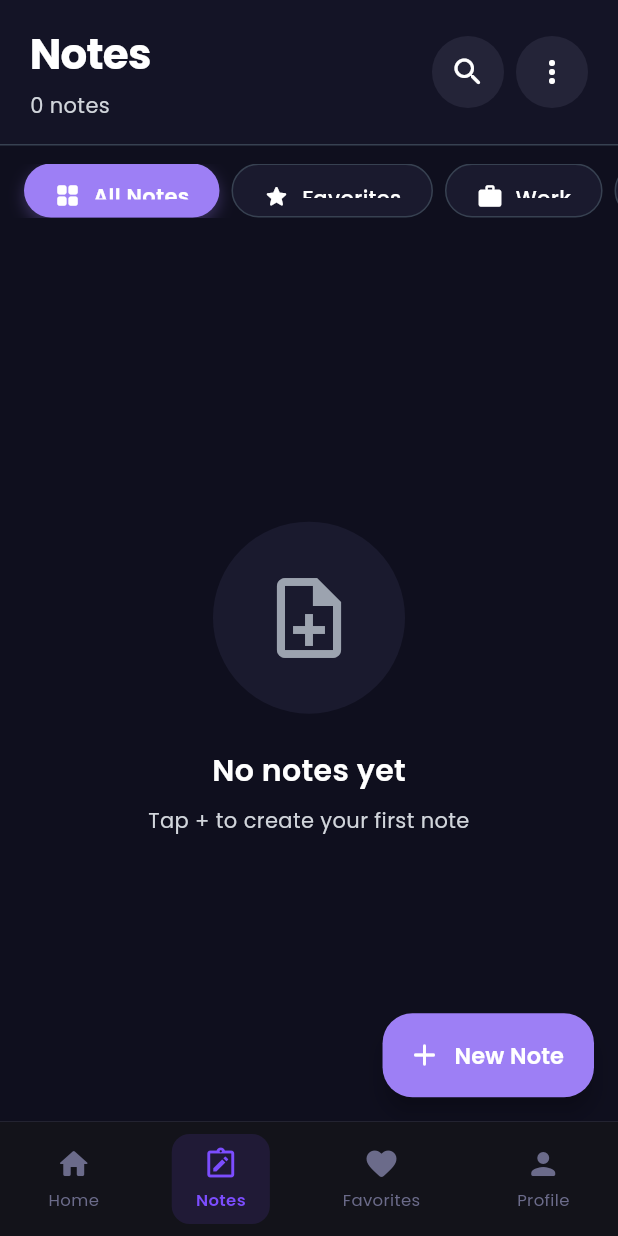
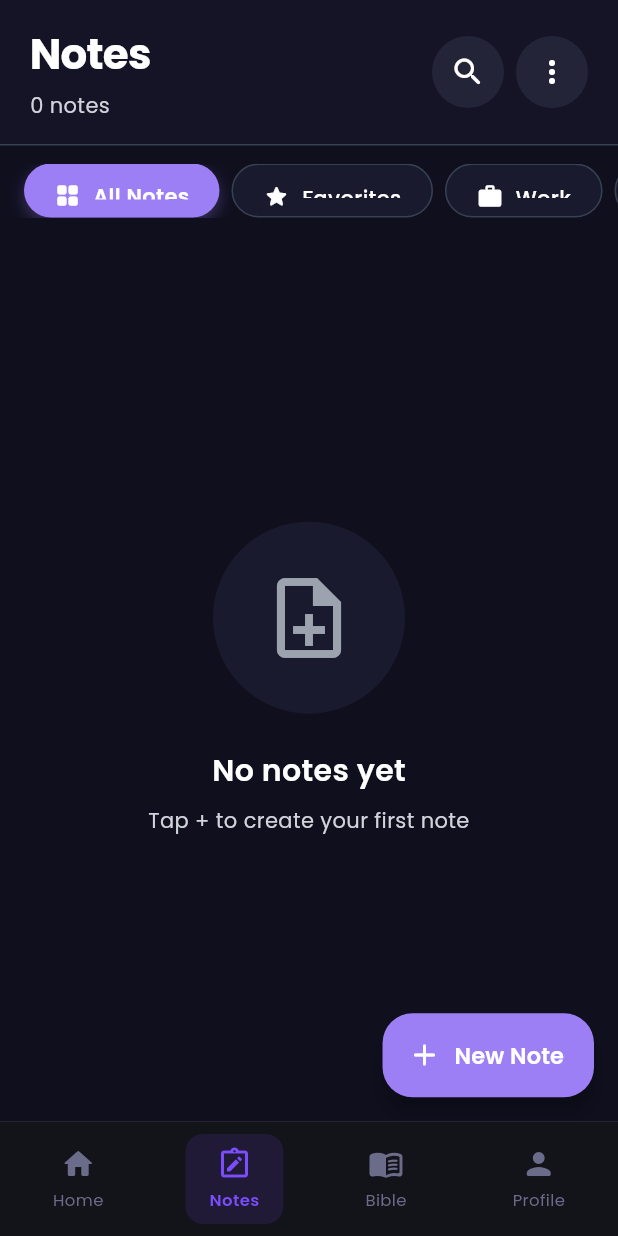
Before and after one commit to HawiGirma/faarfannaa_obbolootaa, a Flutter app: the MainScreen screen opened directly, item 2 of the bottom bar chosen, on a phone screen of 412 x 824 dp. Run offline on Flutter 3.47's test engine with Material 3 defaults, Android fonts, the phone set to English and light mode, and no system bars; our stand-ins replace audio_service, cached_network_image, file_picker, google_fonts, image_picker, just_audio and 4 more; accounts and stored records are empty.

Commit message:
feat: replace Favorites tab with Bible navigation in main screen

```diff
--- a/lib/screens/home/main_screen.dart
+++ b/lib/screens/home/main_screen.dart
@@ -3,7 +3,7 @@ import '../../core/theme/app_colors.dart';
 import '../../widgets/mini_player.dart';
 import 'home_screen.dart';
 import '../notes/notes_screen.dart';
-import '../favorites/favorites_screen.dart';
+import '../bible/bible_screen.dart';
 import '../profile/profile_screen.dart';
 
 class MainScreen extends StatefulWidget {
@@ -19,7 +19,7 @@ class _MainScreenState extends State<MainScreen> {
   final List<Widget> _screens = const [
     HomeScreen(),
     NotesScreen(),
-    FavoritesScreen(),
+    BibleScreen(),
     ProfileScreen(),
   ];
 
@@ -66,8 +66,8 @@ class _MainScreenState extends State<MainScreen> {
                       onTap: () => setState(() => _currentIndex = 1),
                     ),
                     _NavItem(
-                      icon: Icons.favorite_rounded,
-                      label: 'Favorites',
+                      icon: Icons.menu_book_rounded,
+                      label: 'Bible',
                       isSelected: _currentIndex == 2,
                       onTap: () => setState(() => _currentIndex = 2),
                     ),
```
